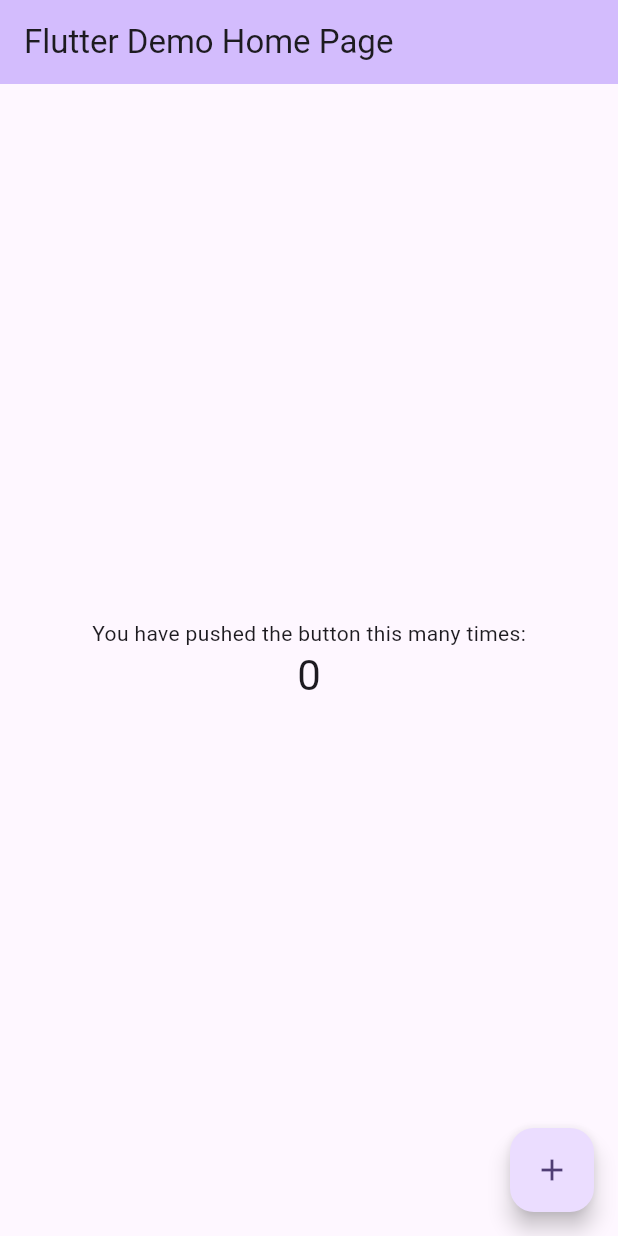
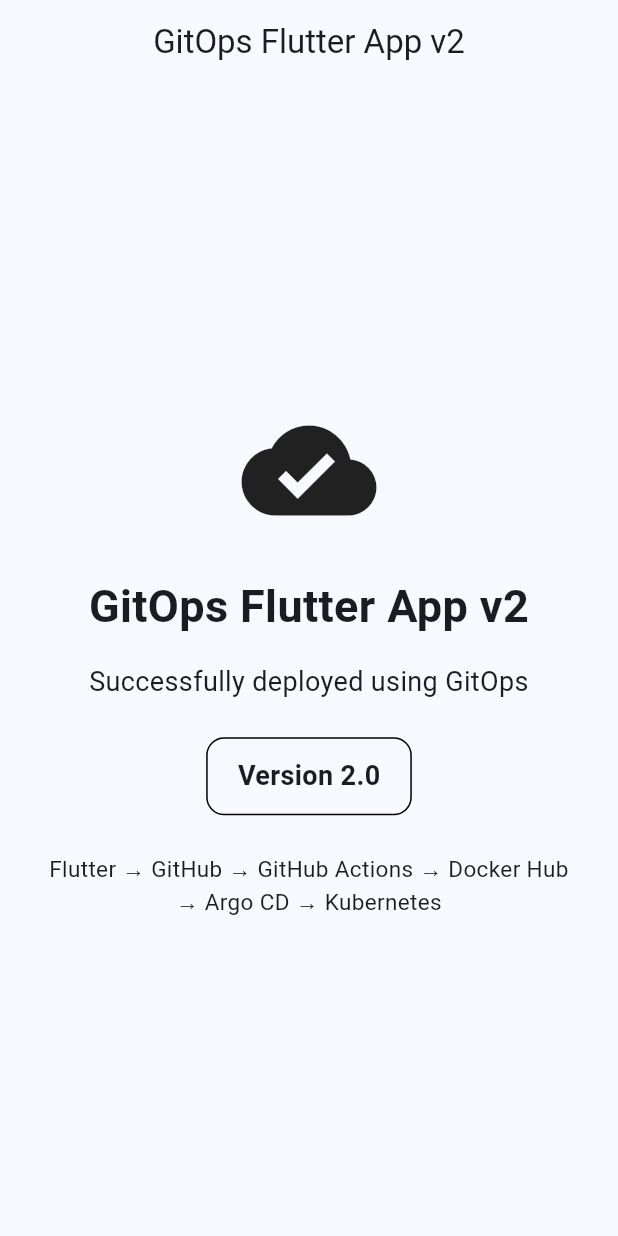
Before and after one commit to Satishpatil2006/gitops-flutter-app, a Flutter app: the screen it shows after launch, on a phone screen of 412 x 824 dp. Run offline on Flutter 3.47's test engine with Material 3 defaults, Android fonts, the phone set to English and light mode, and no system bars.

Commit message:
Update Flutter app to version 2

```diff
--- a/lib/main.dart
+++ b/lib/main.dart
@@ -7,115 +7,87 @@
 class MyApp extends StatelessWidget {
   const MyApp({super.key});
 
-  // This widget is the root of your application.
   @override
   Widget build(BuildContext context) {
     return MaterialApp(
-      title: 'Flutter Demo',
+      debugShowCheckedModeBanner: false,
+      title: 'GitOps Flutter App',
       theme: ThemeData(
-        // This is the theme of your application.
-        //
-        // TRY THIS: Try running your application with "flutter run". You'll see
-        // the application has a purple toolbar. Then, without quitting the app,
-        // try changing the seedColor in the colorScheme below to Colors.green
-        // and then invoke "hot reload" (save your changes or press the "hot
-        // reload" button in a Flutter-supported IDE, or press "r" if you used
-        // the command line to start the app).
-        //
-        // Notice that the counter didn't reset back to zero; the application
-        // state is not lost during the reload. To reset the state, use hot
-        // restart instead.
-        //
-        // This works for code too, not just values: Most code changes can be
-        // tested with just a hot reload.
-        colorScheme: .fromSeed(seedColor: Colors.deepPurple),
+        colorScheme: ColorScheme.fromSeed(
+          seedColor: Colors.blue,
+        ),
+        useMaterial3: true,
       ),
-      home: const MyHomePage(title: 'Flutter Demo Home Page'),
+      home: const GitOpsHomePage(),
     );
   }
 }
 
-class MyHomePage extends StatefulWidget {
-  const MyHomePage({super.key, required this.title});
-
-  // This widget is the home page of your application. It is stateful, meaning
-  // that it has a State object (defined below) that contains fields that affect
-  // how it looks.
-
-  // This class is the configuration for the state. It holds the values (in this
-  // case the title) provided by the parent (in this case the App widget) and
-  // used by the build method of the State. Fields in a Widget subclass are
-  // always marked "final".
-
-  final String title;
-
-  @override
-  State<MyHomePage> createState() => _MyHomePageState();
-}
-
-class _MyHomePageState extends State<MyHomePage> {
-  int _counter = 0;
-
-  void _incrementCounter() {
-    setState(() {
-      // This call to setState tells the Flutter framework that something has
-      // changed in this State, which causes it to rerun the build method below
-      // so that the display can reflect the updated values. If we changed
-      // _counter without calling setState(), then the build method would not be
-      // called again, and so nothing would appear to happen.
-      _counter++;
-    });
-  }
+class GitOpsHomePage extends StatelessWidget {
+  const GitOpsHomePage({super.key});
 
   @override
   Widget build(BuildContext context) {
-    // This method is rerun every time setState is called, for instance as done
-    // by the _incrementCounter method above.
-    //
-    // The Flutter framework has been optimized to make rerunning build methods
-    // fast, so that you can just rebuild anything that needs updating rather
-    // than having to individually change instances of widgets.
     return Scaffold(
       appBar: AppBar(
-        // TRY THIS: Try changing the color here to a specific color (to
-        // Colors.amber, perhaps?) and trigger a hot reload to see the AppBar
-        // change color while the other colors stay the same.
-        backgroundColor: Theme.of(context).colorScheme.inversePrimary,
-        // Here we take the value from the MyHomePage object that was created by
-        // the App.build method, and use it to set our appbar title.
-        title: Text(widget.title),
+        title: const Text('GitOps Flutter App v2'),
+        centerTitle: true,
       ),
       body: Center(
-        // Center is a layout widget. It takes a single child and positions it
-        // in the middle of the parent.
-        child: Column(
-          // Column is also a layout widget. It takes a list of children and
-          // arranges them vertically. By default, it sizes itself to fit its
-          // children horizontally, and tries to be as tall as its parent.
-          //
-          // Column has various properties to control how it sizes itself and
-          // how it positions its children. Here we use mainAxisAlignment to
-          // center the children vertically; the main axis here is the vertical
-          // axis because Columns are vertical (the cross axis would be
-          // horizontal).
-          //
-          // TRY THIS: Invoke "debug painting" (choose the "Toggle Debug Paint"
-          // action in the IDE, or press "p" in the console), to see the
-          // wireframe for each widget.
-          mainAxisAlignment: .center,
-          children: [
-            const Text('You have pushed the button this many times:'),
-            Text(
-              '$_counter',
-              style: Theme.of(context).textTheme.headlineMedium,
-            ),
-          ],
+        child: Padding(
+          padding: const EdgeInsets.all(24),
+          child: Column(
+            mainAxisAlignment: MainAxisAlignment.center,
+            children: [
+              const Icon(
+                Icons.cloud_done,
+                size: 90,
+              ),
+              const SizedBox(height: 24),
+              const Text(
+                'GitOps Flutter App v2',
+                style: TextStyle(
+                  fontSize: 30,
+                  fontWeight: FontWeight.bold,
+                ),
+                textAlign: TextAlign.center,
+              ),
+              const SizedBox(height: 16),
+              const Text(
+                'Successfully deployed using GitOps',
+                style: TextStyle(
+                  fontSize: 18,
+                ),
+                textAlign: TextAlign.center,
+              ),
+              const SizedBox(height: 24),
+              Container(
+                padding: const EdgeInsets.symmetric(
+                  horizontal: 20,
+                  vertical: 12,
+                ),
+                decoration: BoxDecoration(
+                  borderRadius: BorderRadius.circular(12),
+                  border: Border.all(),
+                ),
+                child: const Text(
+                  'Version 2.0',
+                  style: TextStyle(
+                    fontSize: 18,
+                    fontWeight: FontWeight.bold,
+                  ),
+                ),
+              ),
+              const SizedBox(height: 24),
+              const Text(
+                'Flutter → GitHub → GitHub Actions → '
+                'Docker Hub → Argo CD → Kubernetes',
+                textAlign: TextAlign.center,
+                style: TextStyle(fontSize: 15),
+              ),
+            ],
+          ),
         ),
-      ),
-      floatingActionButton: FloatingActionButton(
-        onPressed: _incrementCounter,
-        tooltip: 'Increment',
-        child: const Icon(Icons.add),
       ),
     );
   }
```
